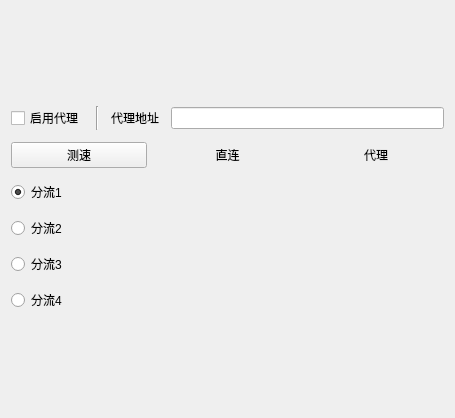
Above: ui/component/ui_login_proxy_widget.ui from tonquer/JMComic-qt before the change. Below: the same form after it.
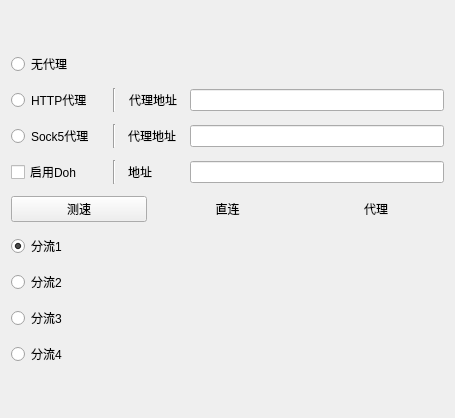
That is the form after the change.

```diff
--- a/ui/component/ui_login_proxy_widget.ui
+++ b/ui/component/ui_login_proxy_widget.ui
@@ -36,38 +36,78 @@
      </property>
     </spacer>
    </item>
-   <item row="1" column="0">
-    <layout class="QHBoxLayout" name="horizontalLayout">
+   <item row="7" column="0">
+    <layout class="QHBoxLayout" name="horizontalLayout_5">
      <item>
-      <widget class="QCheckBox" name="proxyBox">
+      <widget class="QRadioButton" name="radioButton_1">
        <property name="text">
-        <string>启用代理</string>
+        <string>分流1</string>
        </property>
+       <property name="checked">
+        <bool>true</bool>
+       </property>
+       <attribute name="buttonGroup">
+        <string notr="true">buttonGroup</string>
+       </attribute>
       </widget>
      </item>
      <item>
-      <widget class="Line" name="line">
-       <property name="orientation">
-        <enum>Qt::Vertical</enum>
+      <widget class="QLabel" name="label1">
+       <property name="text">
+        <string/>
        </property>
+       <property name="alignment">
+        <set>Qt::AlignCenter</set>
+       </property>
       </widget>
      </item>
      <item>
-      <widget class="QLabel" name="label">
+      <widget class="QLabel" name="label2">
        <property name="text">
-        <string>代理地址</string>
+        <string/>
        </property>
        <property name="alignment">
         <set>Qt::AlignCenter</set>
        </property>
       </widget>
      </item>
+    </layout>
+   </item>
+   <item row="8" column="0">
+    <layout class="QHBoxLayout" name="horizontalLayout_4">
      <item>
-      <widget class="QLineEdit" name="httpLine"/>
+      <widget class="QRadioButton" name="radioButton_2">
+       <property name="text">
+        <string>分流2</string>
+       </property>
+       <attribute name="buttonGroup">
+        <string notr="true">buttonGroup</string>
+       </attribute>
+      </widget>
      </item>
+     <item>
+      <widget class="QLabel" name="label3">
+       <property name="text">
+        <string/>
+       </property>
+       <property name="alignment">
+        <set>Qt::AlignCenter</set>
+       </property>
+      </widget>
+     </item>
+     <item>
+      <widget class="QLabel" name="label4">
+       <property name="text">
+        <string/>
+       </property>
+       <property name="alignment">
+        <set>Qt::AlignCenter</set>
+       </property>
+      </widget>
+     </item>
     </layout>
    </item>
-   <item row="5" column="0">
+   <item row="9" column="0">
     <layout class="QHBoxLayout" name="horizontalLayout_3">
      <item>
       <widget class="QRadioButton" name="radioButton_3">
@@ -101,7 +141,7 @@
      </item>
     </layout>
    </item>
-   <item row="2" column="0">
+   <item row="6" column="0">
     <layout class="QHBoxLayout" name="horizontalLayout_2">
      <item>
       <widget class="QPushButton" name="testSpeedButton">
@@ -132,7 +172,7 @@
      </item>
     </layout>
    </item>
-   <item row="7" column="0">
+   <item row="11" column="0">
     <spacer name="verticalSpacer_2">
      <property name="orientation">
       <enum>Qt::Vertical</enum>
@@ -145,7 +185,60 @@
      </property>
     </spacer>
    </item>
-   <item row="6" column="0">
+   <item row="2" column="0">
+    <layout class="QHBoxLayout" name="horizontalLayout">
+     <item>
+      <widget class="QRadioButton" name="proxy_1">
+       <property name="minimumSize">
+        <size>
+         <width>90</width>
+         <height>0</height>
+        </size>
+       </property>
+       <property name="text">
+        <string>HTTP代理</string>
+       </property>
+       <attribute name="buttonGroup">
+        <string notr="true">buttonGroup_2</string>
+       </attribute>
+      </widget>
+     </item>
+     <item>
+      <widget class="Line" name="line">
+       <property name="orientation">
+        <enum>Qt::Vertical</enum>
+       </property>
+      </widget>
+     </item>
+     <item>
+      <widget class="QLabel" name="label">
+       <property name="minimumSize">
+        <size>
+         <width>50</width>
+         <height>0</height>
+        </size>
+       </property>
+       <property name="text">
+        <string>代理地址</string>
+       </property>
+       <property name="alignment">
+        <set>Qt::AlignCenter</set>
+       </property>
+      </widget>
+     </item>
+     <item>
+      <widget class="QLineEdit" name="httpLine">
+       <property name="toolTip">
+        <string>http://127.0.0.1:10809</string>
+       </property>
+       <property name="placeholderText">
+        <string/>
+       </property>
+      </widget>
+     </item>
+    </layout>
+   </item>
+   <item row="10" column="0">
     <layout class="QHBoxLayout" name="horizontalLayout_7">
      <item>
       <widget class="QRadioButton" name="radioButton_4">
@@ -179,49 +272,32 @@
      </item>
     </layout>
    </item>
-   <item row="4" column="0">
-    <layout class="QHBoxLayout" name="horizontalLayout_4">
+   <item row="1" column="0">
+    <layout class="QHBoxLayout" name="horizontalLayout_11">
      <item>
-      <widget class="QRadioButton" name="radioButton_2">
+      <widget class="QRadioButton" name="proxy_0">
        <property name="text">
-        <string>分流2</string>
+        <string>无代理</string>
        </property>
        <attribute name="buttonGroup">
         <string notr="true">buttonGroup</string>
        </attribute>
       </widget>
      </item>
-     <item>
-      <widget class="QLabel" name="label3">
-       <property name="text">
-        <string/>
-       </property>
-       <property name="alignment">
-        <set>Qt::AlignCenter</set>
-       </property>
-      </widget>
-     </item>
-     <item>
-      <widget class="QLabel" name="label4">
-       <property name="text">
-        <string/>
-       </property>
-       <property name="alignment">
-        <set>Qt::AlignCenter</set>
-       </property>
-      </widget>
-     </item>
     </layout>
    </item>
    <item row="3" column="0">
-    <layout class="QHBoxLayout" name="horizontalLayout_5">
+    <layout class="QHBoxLayout" name="horizontalLayout_10">
      <item>
-      <widget class="QRadioButton" name="radioButton_1">
-       <property name="text">
-        <string>分流1</string>
+      <widget class="QRadioButton" name="proxy_2">
+       <property name="minimumSize">
+        <size>
+         <width>90</width>
+         <height>0</height>
+        </size>
        </property>
-       <property name="checked">
-        <bool>true</bool>
+       <property name="text">
+        <string>Sock5代理</string>
        </property>
        <attribute name="buttonGroup">
         <string notr="true">buttonGroup</string>
@@ -229,25 +305,75 @@
       </widget>
      </item>
      <item>
-      <widget class="QLabel" name="label1">
+      <widget class="Line" name="line_2">
+       <property name="orientation">
+        <enum>Qt::Vertical</enum>
+       </property>
+      </widget>
+     </item>
+     <item>
+      <widget class="QLabel" name="label_5">
+       <property name="minimumSize">
+        <size>
+         <width>50</width>
+         <height>0</height>
+        </size>
+       </property>
        <property name="text">
-        <string/>
+        <string>代理地址</string>
        </property>
-       <property name="alignment">
-        <set>Qt::AlignCenter</set>
+      </widget>
+     </item>
+     <item>
+      <widget class="QLineEdit" name="sockEdit">
+       <property name="toolTip">
+        <string>127.0.0.1:10808</string>
        </property>
+       <property name="placeholderText">
+        <string/>
+       </property>
       </widget>
      </item>
+    </layout>
+   </item>
+   <item row="4" column="0">
+    <layout class="QHBoxLayout" name="horizontalLayout_6">
      <item>
-      <widget class="QLabel" name="label2">
+      <widget class="QCheckBox" name="dohBox">
+       <property name="minimumSize">
+        <size>
+         <width>90</width>
+         <height>0</height>
+        </size>
+       </property>
        <property name="text">
-        <string/>
+        <string>启用Doh</string>
        </property>
-       <property name="alignment">
-        <set>Qt::AlignCenter</set>
+      </widget>
+     </item>
+     <item>
+      <widget class="Line" name="line_3">
+       <property name="orientation">
+        <enum>Qt::Vertical</enum>
        </property>
       </widget>
      </item>
+     <item>
+      <widget class="QLabel" name="label_3">
+       <property name="minimumSize">
+        <size>
+         <width>50</width>
+         <height>0</height>
+        </size>
+       </property>
+       <property name="text">
+        <string>地址</string>
+       </property>
+      </widget>
+     </item>
+     <item>
+      <widget class="QLineEdit" name="dohEdit"/>
+     </item>
     </layout>
    </item>
   </layout>
```
Left out of the diff: 5 changed lines with no effect on the pictures.
